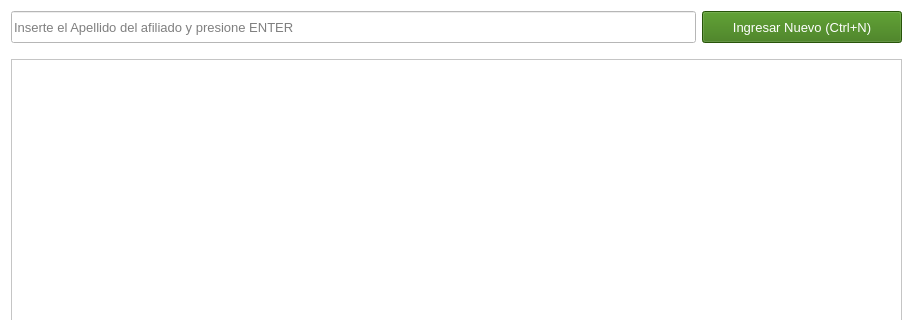
Before: the Qt Designer form gui/listas/listaAfiliados.ui in shae-ra/sindicato, drawn with Qt 5; both pictures show x 0 to 913 and y 0 to 320 of the 913 by 643 pixel window.
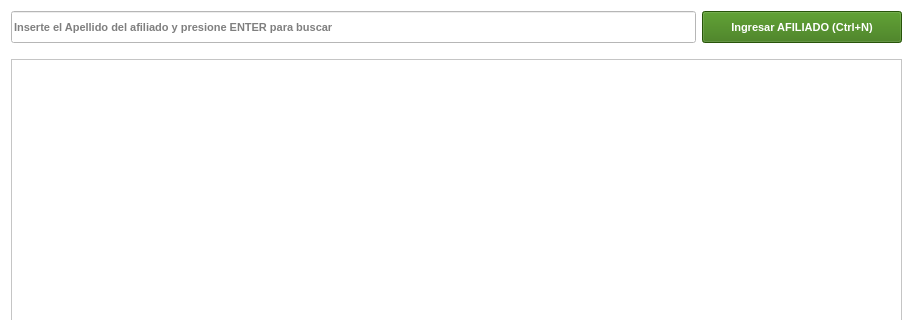
After: the same form once the commit is applied. Icons and pictures are not drawn.

```diff
--- a/gui/listas/listaAfiliados.ui
+++ b/gui/listas/listaAfiliados.ui
@@ -433,6 +433,14 @@
     <layout class="QGridLayout" name="gridLayout_2" rowstretch="5,0,90">
      <item row="1" column="0" colspan="2">
       <spacer name="horizontalSpacer">
+       <property name="font">
+        <font>
+         <family>System</family>
+         <pointsize>12</pointsize>
+         <weight>75</weight>
+         <bold>true</bold>
+        </font>
+       </property>
        <property name="orientation">
         <enum>Qt::Horizontal</enum>
        </property>
@@ -471,7 +479,7 @@
      <item row="0" column="1">
       <widget class="QPushButton" name="btn_nuevo">
        <property name="sizePolicy">
-        <sizepolicy hsizetype="Expanding" vsizetype="Fixed">
+        <sizepolicy hsizetype="Expanding" vsizetype="Expanding">
          <horstretch>0</horstretch>
          <verstretch>0</verstretch>
         </sizepolicy>
@@ -484,10 +492,10 @@
        </property>
        <property name="font">
         <font>
-         <family>MS Shell Dlg 2</family>
-         <pointsize>10</pointsize>
-         <weight>50</weight>
-         <bold>false</bold>
+         <family>Arial</family>
+         <pointsize>8</pointsize>
+         <weight>75</weight>
+         <bold>true</bold>
         </font>
        </property>
        <property name="styleSheet">
@@ -503,7 +511,7 @@
 </string>
        </property>
        <property name="text">
-        <string>Ingresar Nuevo (Ctrl+N)</string>
+        <string>Ingresar AFILIADO (Ctrl+N)</string>
        </property>
        <property name="icon">
         <iconset>
@@ -530,15 +538,18 @@
        </property>
        <property name="font">
         <font>
-         <family>MS Shell Dlg 2</family>
-         <pointsize>10</pointsize>
-         <weight>50</weight>
-         <bold>false</bold>
+         <family>Arial</family>
+         <pointsize>8</pointsize>
+         <weight>75</weight>
+         <bold>true</bold>
         </font>
        </property>
        <property name="mouseTracking">
         <bool>false</bool>
        </property>
+       <property name="styleSheet">
+        <string notr="true"/>
+       </property>
        <property name="text">
         <string/>
        </property>
@@ -546,7 +557,7 @@
         <bool>true</bool>
        </property>
        <property name="placeholderText">
-        <string>Inserte el Apellido del afiliado y presione ENTER</string>
+        <string>Inserte el Apellido del afiliado y presione ENTER para buscar</string>
        </property>
        <property name="clearButtonEnabled">
         <bool>true</bool>
```
Left out of the diff: 7 changed lines with no effect on the pictures.
